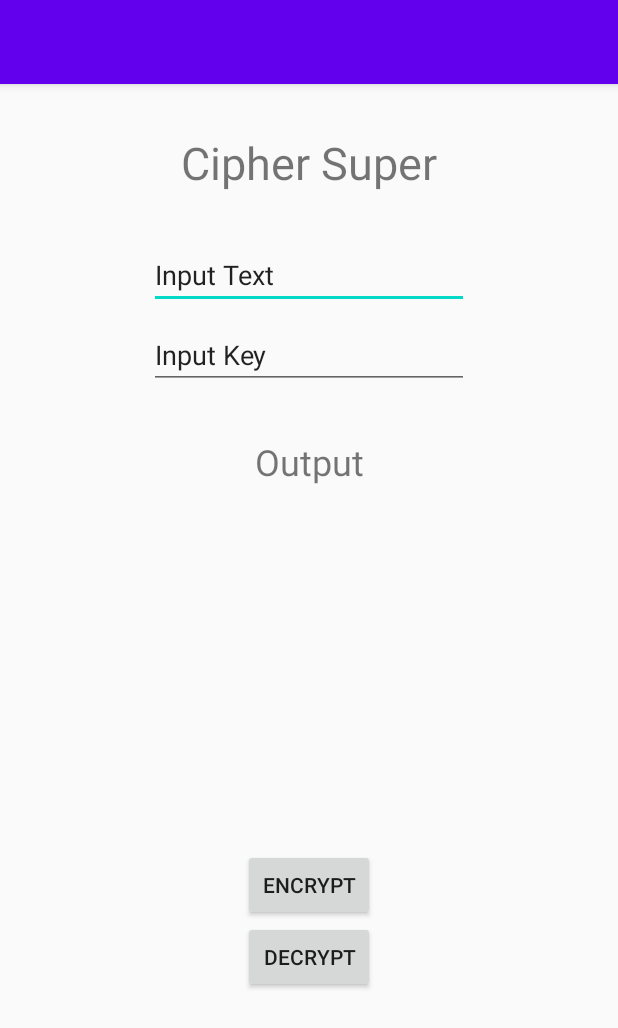
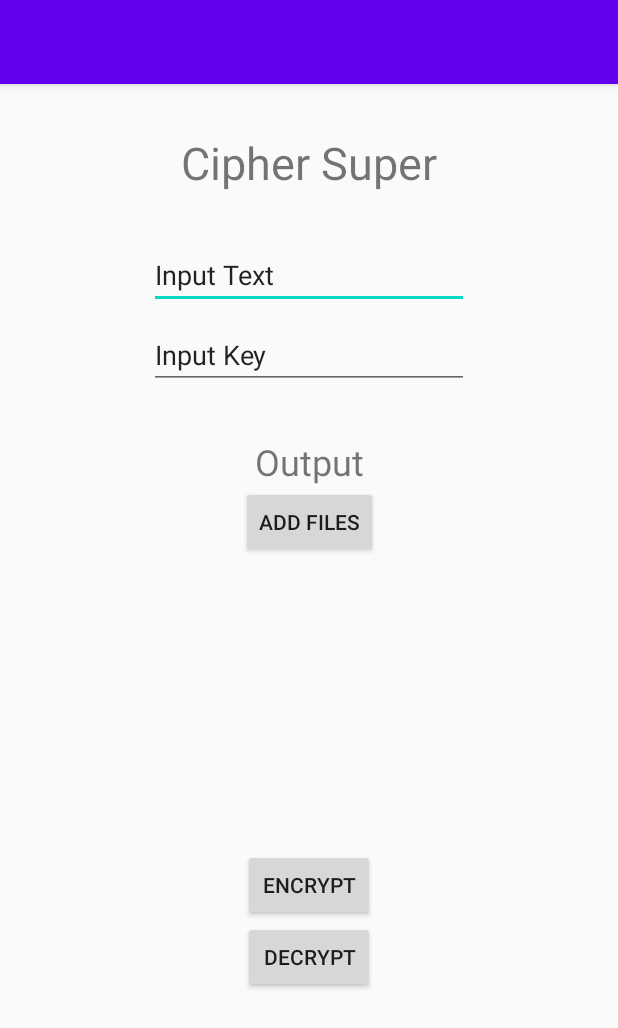
Before and after one commit to rivaldofez/Crypton, an Android app: the screen it shows after launch (CipherSuper), on a phone screen of 412 x 824 dp. Shown: the top 1028 px of the screen. Run offline under Robolectric (Android 15) with nearby library versions, the phone set to English and light mode, and no system bars.

Commit message:
fix bug minor

```diff
--- a/app/build.gradle
+++ b/app/build.gradle
@@ -29,5 +29,4 @@ dependencies {
     testImplementation 'junit:junit:4.12'
     androidTestImplementation 'androidx.test.ext:junit:1.1.2'
     androidTestImplementation 'androidx.test.espresso:espresso-core:3.3.0'
-
 }
--- a/app/src/main/java/com/example/crypton/CipherSuper.java
+++ b/app/src/main/java/com/example/crypton/CipherSuper.java
@@ -3,6 +3,7 @@ package com.example.crypton;
 import androidx.appcompat.app.AppCompatActivity;
 
 import android.os.Bundle;
+import android.os.Environment;
 import android.util.Log;
 import android.view.View;
 import android.widget.Button;
@@ -10,11 +11,13 @@ import android.widget.EditText;
 import android.widget.TextView;
 import android.widget.Toast;
 
+import java.io.File;
+
 public class CipherSuper extends AppCompatActivity {
 
     TextView txtOutput;
     EditText txtInput, txtKey;
-    Button btnEncrypt, btnDecrypt;
+    Button btnEncrypt, btnDecrypt, btnAddFiles;
     Integer key;
 
     @Override
@@ -26,6 +29,7 @@ public class CipherSuper extends AppCompatActivity {
         txtKey = findViewById(R.id.etKey);
         btnDecrypt = findViewById(R.id.btnDecrypt);
         btnEncrypt = findViewById(R.id.btnEncrypt);
+        btnAddFiles = findViewById(R.id.btnAddFiles);
 
         btnEncrypt.setOnClickListener(new View.OnClickListener() {
             @Override
@@ -52,6 +56,13 @@ public class CipherSuper extends AppCompatActivity {
                 }
 
                 txtOutput.setText(decryptTranspose(key,decryptCipher(key,txtInput.getText().toString())));
+            }
+        });
+
+        btnAddFiles.setOnClickListener(new View.OnClickListener() {
+            @Override
+            public void onClick(View view) {
+
             }
         });
     }
--- a/app/src/main/res/layout/activity_cipher_super.xml
+++ b/app/src/main/res/layout/activity_cipher_super.xml
@@ -71,4 +71,13 @@
         app:layout_constraintEnd_toEndOf="parent"
         app:layout_constraintStart_toStartOf="parent"
         app:layout_constraintTop_toBottomOf="@+id/etInput" />
+
+    <Button
+        android:id="@+id/btnAddFiles"
+        android:layout_width="wrap_content"
+        android:layout_height="wrap_content"
+        android:text="Add Files"
+        app:layout_constraintEnd_toEndOf="parent"
+        app:layout_constraintStart_toStartOf="parent"
+        app:layout_constraintTop_toBottomOf="@+id/txtOutput" />
 </androidx.constraintlayout.widget.ConstraintLayout>
```
